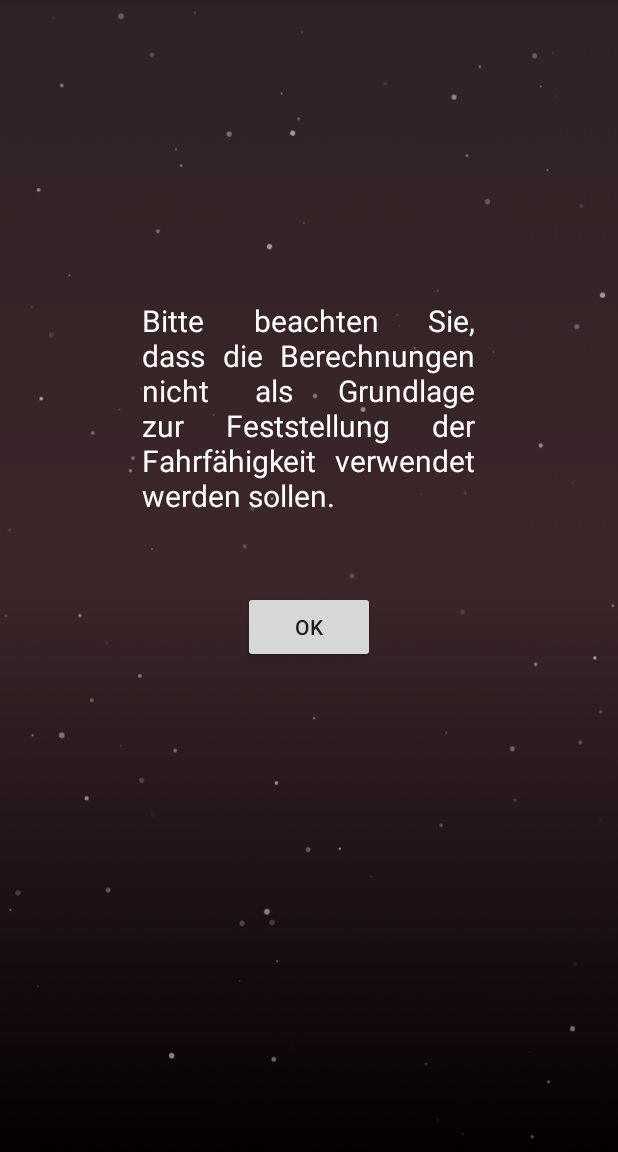
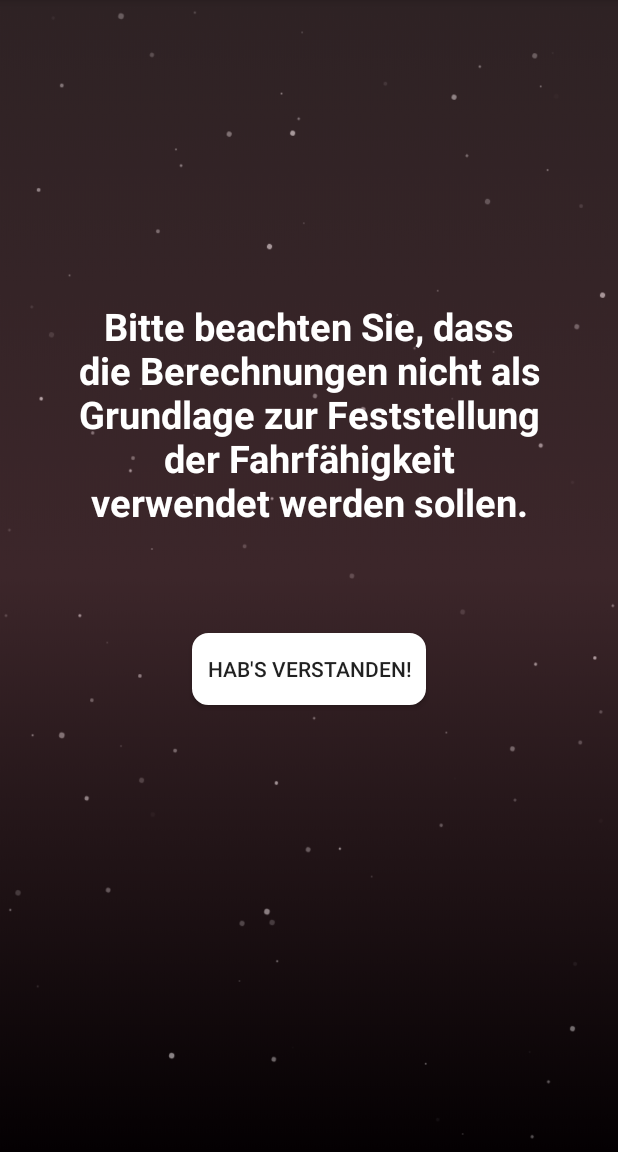
Before and after one commit to not-productive-yet/Promillerechner, an Android app: the screen it shows after launch (Launcher), on a phone screen of 412 x 824 dp, the part 84-1236 px from its top. Run offline under Robolectric (Android 15) with nearby library versions, the phone set to English and light mode, and no system bars.

Commit message:
Sternhagenvoll Background

```diff
--- a/app/src/main/res/drawable/button_layout.xml
+++ b/app/src/main/res/drawable/button_layout.xml
@@ -1,19 +1,10 @@
 <?xml version="1.0" encoding="utf-8"?>
 <selector xmlns:android="http://schemas.android.com/apk/res/android">
-            <shape>
-                <gradient
-                    android:startColor="@color/colorWhite"
-                    android:endColor="@color/colorWhite"
-                    android:angle="270" />
-                <stroke
-                    android:width="3dp"
-                    android:color="@color/colorWhite" />
-                <corners
-                    android:radius="3dp" />
-                <padding
-                    android:left="10dp"
-                    android:top="10dp"
-                    android:right="10dp"
-                    android:bottom="10dp" />
-            </shape>
+    <item>
+        <shape android:shape="rectangle">
+            <stroke android:width="2dp" android:color="@color/colorWhite"/>
+            <corners android:radius="10dp" />
+            <solid android:color="@color/colorWhite"></solid>
+        </shape>
+    </item>
 </selector>
--- a/app/src/main/res/drawable/ic_delete_forever_black_24dp.xml
+++ b/app/src/main/res/drawable/ic_delete_forever_black_24dp.xml
@@ -1,6 +1,6 @@
 <vector xmlns:android="http://schemas.android.com/apk/res/android"
-        android:width="35dp"
-        android:height="35dp"
+        android:width="40dp"
+        android:height="40dp"
         android:viewportWidth="24.0"
         android:viewportHeight="24.0">
     <path
--- a/app/src/main/res/layout/activity_calc_person.xml
+++ b/app/src/main/res/layout/activity_calc_person.xml
@@ -4,7 +4,7 @@
     xmlns:tools="http://schemas.android.com/tools"
     android:layout_width="match_parent"
     android:layout_height="match_parent"
-    android:background="@drawable/gradient_3"
+    android:background="@drawable/background_gradient_stars"
     tools:context=".calculator.SelectPerson">
 
     <androidx.recyclerview.widget.RecyclerView
--- a/app/src/main/res/layout/activity_database_person_create.xml
+++ b/app/src/main/res/layout/activity_database_person_create.xml
@@ -5,7 +5,7 @@
     android:layout_width="match_parent"
     android:layout_height="match_parent"
     tools:context=".database.PersonCreate"
-    android:background="@drawable/gradient_3">>
+    android:background="@drawable/background_gradient_stars">>
 
     <EditText
         android:id="@+id/editName"
--- a/app/src/main/res/layout/activity_database_person_edit.xml
+++ b/app/src/main/res/layout/activity_database_person_edit.xml
@@ -5,7 +5,7 @@
     android:layout_width="match_parent"
     android:layout_height="match_parent"
     tools:context=".database.PersonEdit"
-    android:background="@drawable/gradient_3">
+    android:background="@drawable/background_gradient_stars">
 
 
     <EditText
@@ -77,7 +77,8 @@
             android:layout_width="wrap_content"
             android:layout_height="wrap_content"
             android:text="Cancel"
-            android:layout_weight="1"/>
+            android:layout_weight="1"
+            android:background="@drawable/button_layout"/>
 
         <Button
             android:id="@+id/buttonEditSavePerson"
@@ -86,6 +87,7 @@
             android:text="Save"
             android:layout_toRightOf="@id/buttonEditCancelPerson"
             android:layout_weight="1"
+            android:background="@drawable/button_layout"
             />
     </LinearLayout>
 
--- a/app/src/main/res/layout/activity_database_person_list.xml
+++ b/app/src/main/res/layout/activity_database_person_list.xml
@@ -5,7 +5,7 @@
     android:layout_width="match_parent"
     android:layout_height="match_parent"
     tools:context=".database.PersonList"
-    android:background="@drawable/gradient_3">
+    android:background="@drawable/background_gradient_stars">
 
     <androidx.recyclerview.widget.RecyclerView
         android:id="@+id/recyclerviewPerson"
--- a/app/src/main/res/layout/activity_information.xml
+++ b/app/src/main/res/layout/activity_information.xml
@@ -5,7 +5,7 @@
     android:layout_width="match_parent"
     android:layout_height="match_parent"
     tools:context=".Information"
-    android:background="@drawable/gradient_3"
+    android:background="@drawable/background_gradient_stars"
     >
 
     <TextView
--- a/app/src/main/res/layout/activity_launcher.xml
+++ b/app/src/main/res/layout/activity_launcher.xml
@@ -5,7 +5,7 @@
     android:layout_width="match_parent"
     android:layout_height="match_parent"
     tools:context=".Launcher"
-    android:background="@drawable/gradient_3"
+    android:background="@drawable/background_gradient_stars"
     >
 
 
@@ -13,13 +13,14 @@
         android:id="@+id/textView2"
         android:layout_width="wrap_content"
         android:layout_height="wrap_content"
-        android:layout_centerHorizontal="true"
-        android:layout_marginLeft="190dp"
+        android:layout_marginStart="50dp"
+        android:layout_marginEnd="50dp"
         android:layout_marginTop="200dp"
         android:text="Bitte beachten Sie, dass die Berechnungen nicht als Grundlage zur Feststellung der Fahrfähigkeit verwendet werden sollen."
         android:textColor="@color/colorWhite"
-        android:textSize="20sp"
-        android:justificationMode="inter_word"
+        android:textSize="25sp"
+        android:textStyle="bold"
+        android:textAlignment="center"
         />
 
     <Button
@@ -28,7 +29,9 @@
         android:layout_height="wrap_content"
         android:layout_below="@id/textView2"
         android:layout_centerHorizontal="true"
-        android:layout_marginTop="50dp"
-        android:text="OK"/>
+        android:layout_marginTop="70dp"
+        android:padding="10dp"
+        android:text="Hab's verstanden!"
+        android:background="@drawable/button_layout"/>
 
 </RelativeLayout>
--- a/app/src/main/res/values/colors.xml
+++ b/app/src/main/res/values/colors.xml
@@ -6,4 +6,5 @@
     <color name="colorWhite">#FFFFFF</color>
     <color name="colorBlack">#000000</color>
     <color name="colorLightBlue">#FF00FFFF</color>
+    <color name="colorTrans">#80000000</color>
 </resources>
--- a/app/src/main/res/values/styles.xml
+++ b/app/src/main/res/values/styles.xml
@@ -5,7 +5,7 @@
         <!-- Customize your theme here. -->
         <item name="colorPrimary">@color/colorBlack</item>
         <item name="colorPrimaryDark">@color/colorBlack</item>
-        <item name="colorAccent">@color/colorLightBlue</item>
+        <item name="colorAccent">@color/colorWhite</item>
     </style>
 
     <style name="TimePickerTheme" parent="Theme.AppCompat.Light.Dialog">
```
Also changed, not shown: app/src/main/res/drawable/layout_list_item.xml (added, +7 -0 lines), app/src/main/res/layout/activity_main.xml (+5 -5 lines), app/src/main/res/layout/list_detail.xml (+7 -3 lines), app/src/main/res/drawable/background_gradient_stars.png (renamed from app/src/main/res/drawable/gradient_3.png), app/src/main/res/drawable/gradient_1.png (deleted), app/src/main/res/drawable/gradient_2.png (deleted), app/src/main/res/drawable/skyline.png (added), app/src/main/res/drawable/skyline1.png (added).
